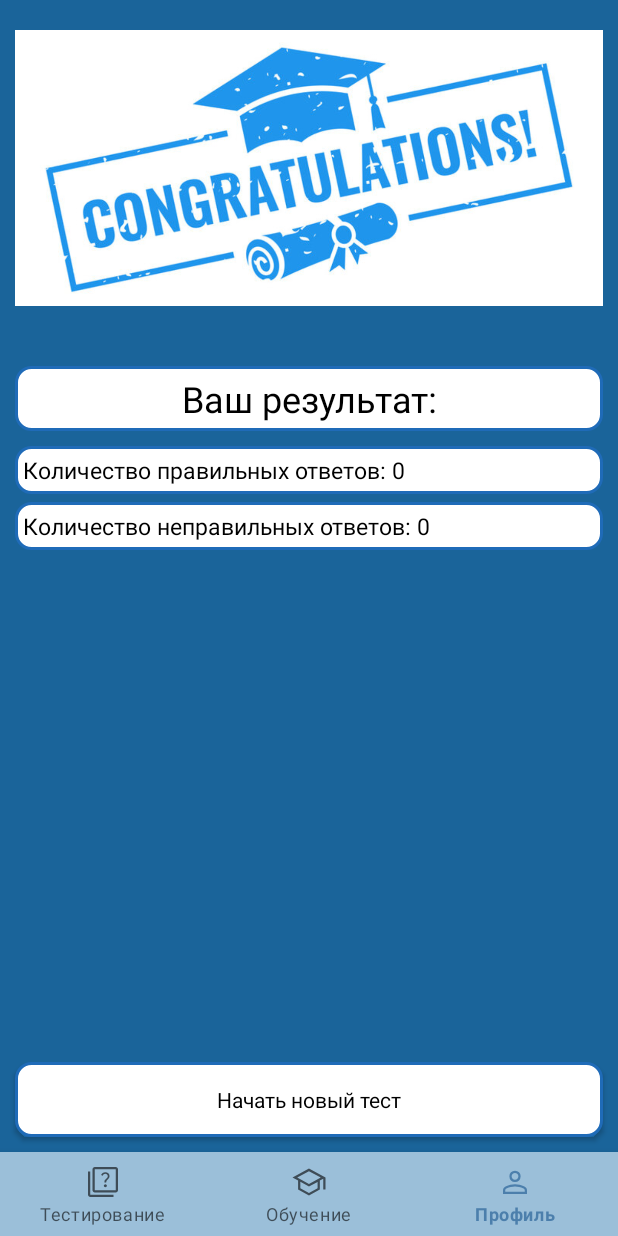
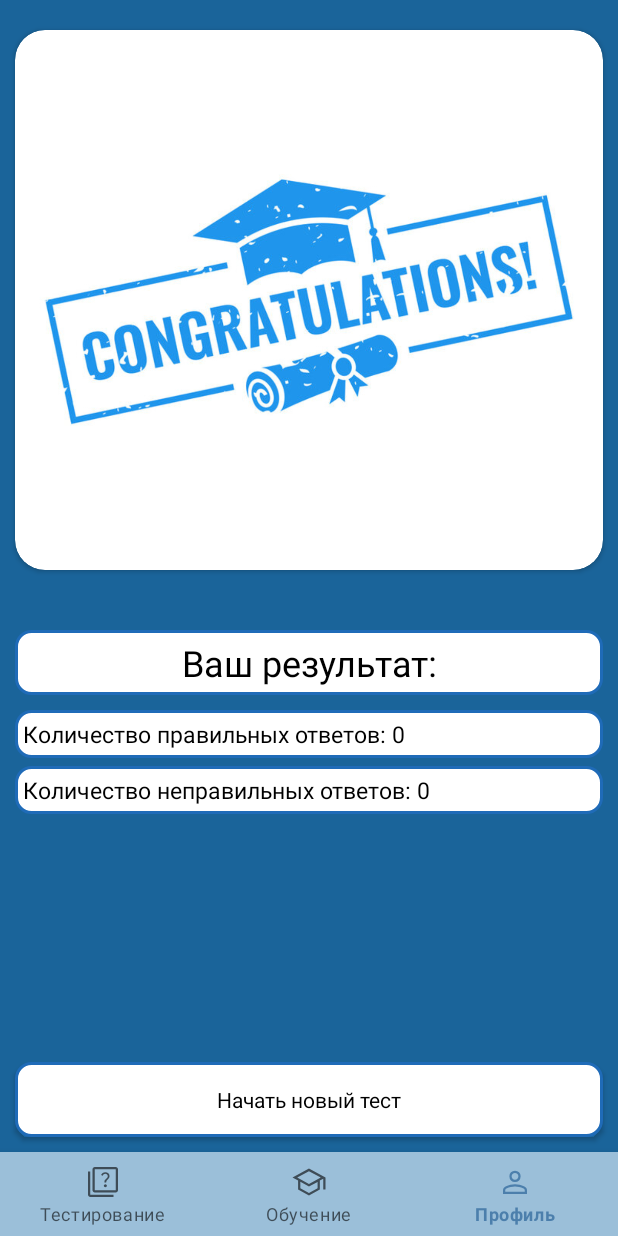
Before and after one commit to pavlushaemae/DeveloperInterview, an Android app: the fragment ResultFragment placed in its activity, on a phone screen of 412 x 824 dp. Run offline under Robolectric (Android 15) with nearby library versions, the phone set to English and light mode, and no system bars; our stand-ins replace navigation-ui; Roboto replaces fonts that are not available here; 5 statements that could not run were skipped.

Commit message:
corrected fragments: education and exam

```diff
--- a/app/src/main/res/layout/fragment_in_developing.xml
+++ b/app/src/main/res/layout/fragment_in_developing.xml
@@ -2,8 +2,7 @@
 <androidx.constraintlayout.widget.ConstraintLayout xmlns:android="http://schemas.android.com/apk/res/android"
     xmlns:app="http://schemas.android.com/apk/res-auto"
     android:layout_width="match_parent"
-    android:layout_height="match_parent"
-    android:background="@color/blue">
+    android:layout_height="match_parent">
 
     <TextView
         android:id="@+id/tv_in_developing"
--- a/app/src/main/res/layout/fragment_result.xml
+++ b/app/src/main/res/layout/fragment_result.xml
@@ -5,46 +5,54 @@
     android:layout_width="match_parent"
     android:layout_height="match_parent">
 
-    <ImageView
-        android:id="@+id/iv_congratulations"
+    <androidx.cardview.widget.CardView
+        android:id="@+id/cv_congratulations"
         android:layout_width="match_parent"
         android:layout_height="wrap_content"
         android:layout_marginStart="10dp"
         android:layout_marginTop="20dp"
         android:layout_marginEnd="10dp"
         android:adjustViewBounds="true"
-        android:src="@drawable/congratulations"
+        app:cardCornerRadius="20dp"
         app:layout_constraintEnd_toEndOf="parent"
         app:layout_constraintStart_toStartOf="parent"
-        app:layout_constraintTop_toTopOf="parent"
-        tools:ignore="ContentDescription" />
+        app:layout_constraintTop_toTopOf="parent">
+
+        <ImageView
+            android:id="@+id/iv_congratulations"
+            android:layout_width="match_parent"
+            android:layout_height="wrap_content"
+            android:src="@drawable/congratulations"
+            tools:ignore="ContentDescription" />
+
+    </androidx.cardview.widget.CardView>
 
     <TextView
         android:id="@+id/tv_congratulations"
+        style="@style/UbuntuTextViewStyle"
         android:layout_width="match_parent"
         android:layout_height="wrap_content"
         android:layout_marginStart="10dp"
         android:layout_marginTop="40dp"
         android:layout_marginEnd="10dp"
-        style="@style/UbuntuTextViewStyle"
         android:gravity="center"
         android:padding="5dp"
-        android:text="Ваш результат:"
+        android:text="@string/your_result"
         android:textSize="24sp"
         app:layout_constraintEnd_toEndOf="parent"
         app:layout_constraintStart_toStartOf="parent"
-        app:layout_constraintTop_toBottomOf="@id/iv_congratulations" />
+        app:layout_constraintTop_toBottomOf="@id/cv_congratulations" />
 
     <TextView
         android:id="@+id/tv_correct_answers"
+        style="@style/UbuntuTextViewStyle"
         android:layout_width="match_parent"
         android:layout_height="wrap_content"
         android:layout_marginStart="10dp"
         android:layout_marginTop="10dp"
         android:layout_marginEnd="10dp"
-        style="@style/UbuntuTextViewStyle"
         android:padding="5dp"
-        android:text="Количество правильных ответов: 0"
+        android:text="@string/count_of_correct_answers"
         android:textSize="15sp"
         app:layout_constraintEnd_toEndOf="parent"
         app:layout_constraintStart_toStartOf="parent"
@@ -52,14 +60,14 @@
 
     <TextView
         android:id="@+id/tv_incorrect_answers"
+        style="@style/UbuntuTextViewStyle"
         android:layout_width="match_parent"
         android:layout_height="wrap_content"
         android:layout_marginStart="10dp"
         android:layout_marginTop="5dp"
         android:layout_marginEnd="10dp"
-        style="@style/UbuntuTextViewStyle"
         android:padding="5dp"
-        android:text="Количество неправильных ответов: 0"
+        android:text="@string/count_of_incorrect_answers"
         android:textSize="15sp"
         app:layout_constraintEnd_toEndOf="parent"
         app:layout_constraintStart_toStartOf="parent"
@@ -67,13 +75,13 @@
 
     <androidx.appcompat.widget.AppCompatButton
         android:id="@+id/acb_start_new_test"
+        style="@style/UbuntuTextViewStyle"
         android:layout_width="match_parent"
         android:layout_height="50dp"
-        android:text="Начать новый тест"
-        style="@style/UbuntuTextViewStyle"
+        android:layout_margin="10dp"
+        android:text="@string/start_new_test"
         app:layout_constraintBottom_toBottomOf="parent"
-        android:layout_margin="10dp"
-        app:layout_constraintStart_toStartOf="parent"
-        app:layout_constraintEnd_toEndOf="parent" />
+        app:layout_constraintEnd_toEndOf="parent"
+        app:layout_constraintStart_toStartOf="parent" />
 
 </androidx.constraintlayout.widget.ConstraintLayout>
--- a/app/src/main/res/values/strings.xml
+++ b/app/src/main/res/values/strings.xml
@@ -189,4 +189,8 @@
     <string name="option_3">Option 3</string>
     <string name="option_4">Option 4</string>
     <string name="next_question">Следующий вопрос</string>
+    <string name="count_of_incorrect_answers">Количество неправильных ответов: 0</string>
+    <string name="count_of_correct_answers">Количество правильных ответов: 0</string>
+    <string name="start_new_test">Начать новый тест</string>
+    <string name="your_result">Ваш результат:</string>
 </resources>
```
